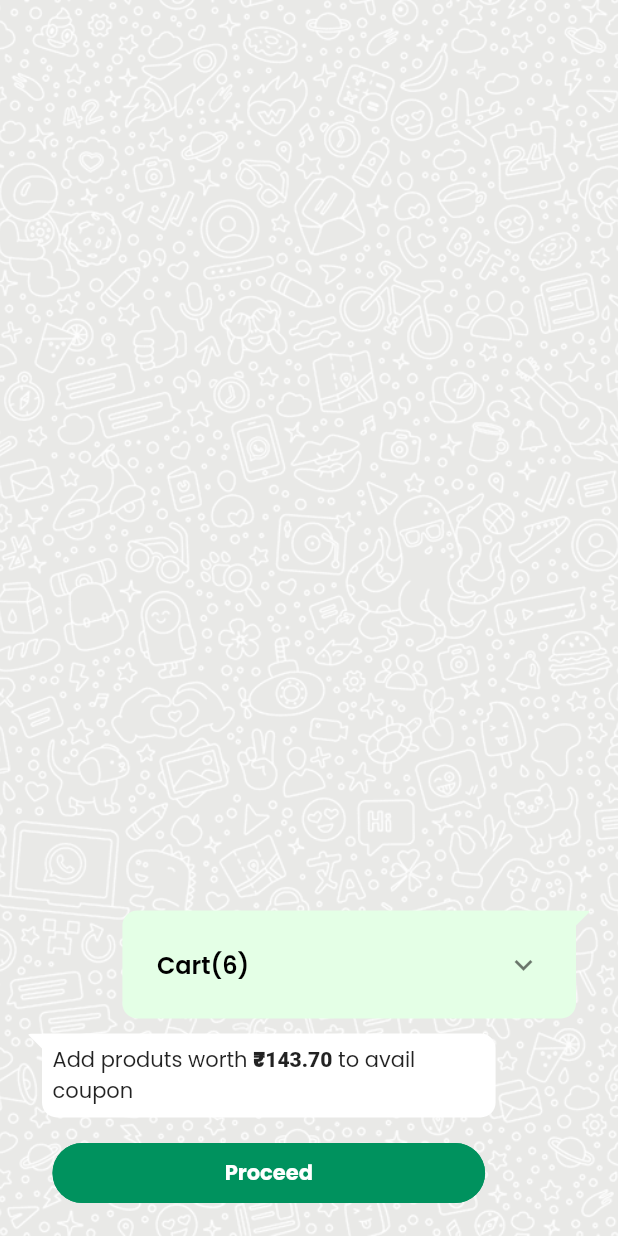
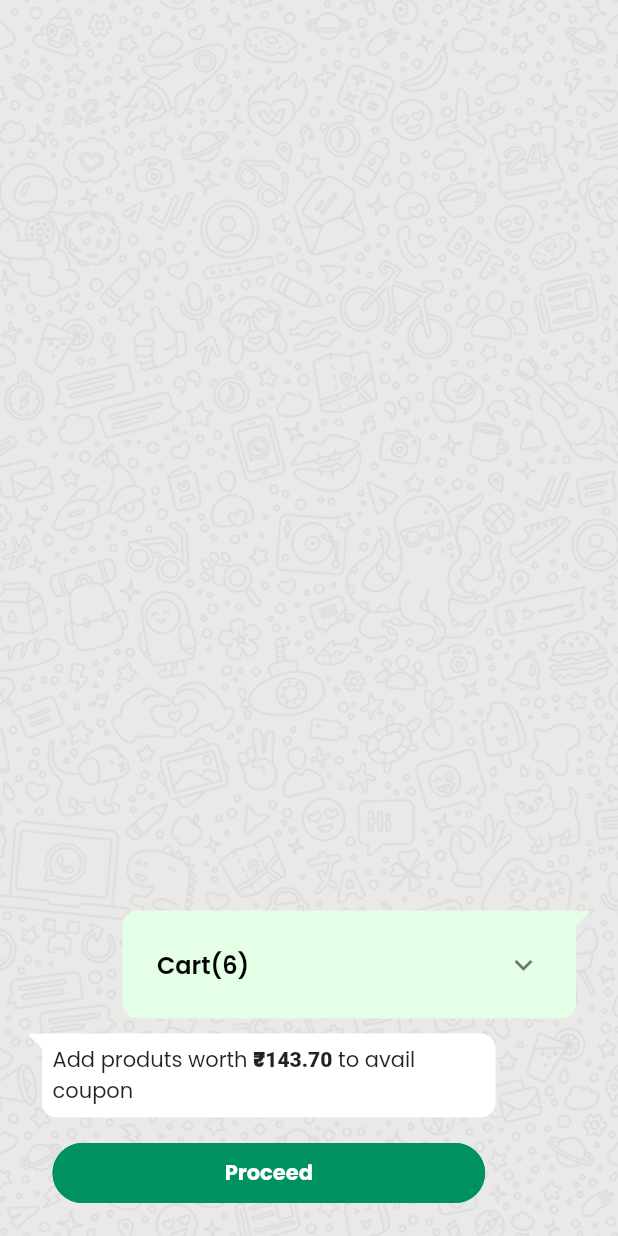
Before and after one commit to Vineeth-Kolichal/Flutter-Assignment-Fengo, a Flutter app: the BagTab widget shown alone on an empty page, opened directly, on a phone screen of 412 x 824 dp. Run offline on Flutter 3.47's test engine with Material 2 defaults, Android fonts, the phone set to English and light mode, and no system bars; our stand-ins replace dotted_line, flutter_bloc, freezed_annotation, google_fonts, iconsax, lottie.

Commit message:
almost completed

```diff
--- a/lib/main.dart
+++ b/lib/main.dart
@@ -35,7 +35,6 @@ class ZappyApp extends StatelessWidget {
             primarySwatch: customPrimaryColor,
             fontFamily: GoogleFonts.poppins().fontFamily),
         debugShowCheckedModeBanner: false,
-        //  home: SuccessScreen(),
         onGenerateRoute: appRouteGenerate.onGenerateRoute,
       ),
     );
--- a/lib/presentation/screens/home_screen/tabs/bag_tab.dart
+++ b/lib/presentation/screens/home_screen/tabs/bag_tab.dart
@@ -49,7 +49,8 @@ class BagTab extends StatelessWidget {
             height: size.height,
             width: size.height,
             child: Image.asset(
-              'assets/images/background_chat.png',
+              opacity: const AlwaysStoppedAnimation(.07),
+              'assets/images/background_image.png',
               fit: BoxFit.cover,
             ),
           ),
--- a/lib/presentation/screens/home_screen/tabs/widgets/bag_tab_widgets/add_instructions_section.dart
+++ b/lib/presentation/screens/home_screen/tabs/widgets/bag_tab_widgets/add_instructions_section.dart
@@ -11,7 +11,6 @@ class AddInstructionSection extends StatelessWidget {
 
   @override
   Widget build(BuildContext context) {
-    Size size = MediaQuery.of(context).size;
     return BlocSelector<BagTabBloc, BagTabState, bool>(
       selector: (state) {
         return state.showInstructionTextField;
--- a/pubspec.yaml
+++ b/pubspec.yaml
@@ -59,8 +59,7 @@ flutter:
   assets:
     - assets/lottie_jsons/success.json
     - assets/images/zappy_logo.png
-    - assets/images/background_image.jpg
-    - assets/images/background_chat.png
+    - assets/images/background_image.png
     - assets/images/
 
   # An image asset can refer to one or more resolution-specific "variants", see
```
Also changed, not shown: assets/images/background_chat.png (deleted), assets/images/background_image.png (added), 1 other file.
